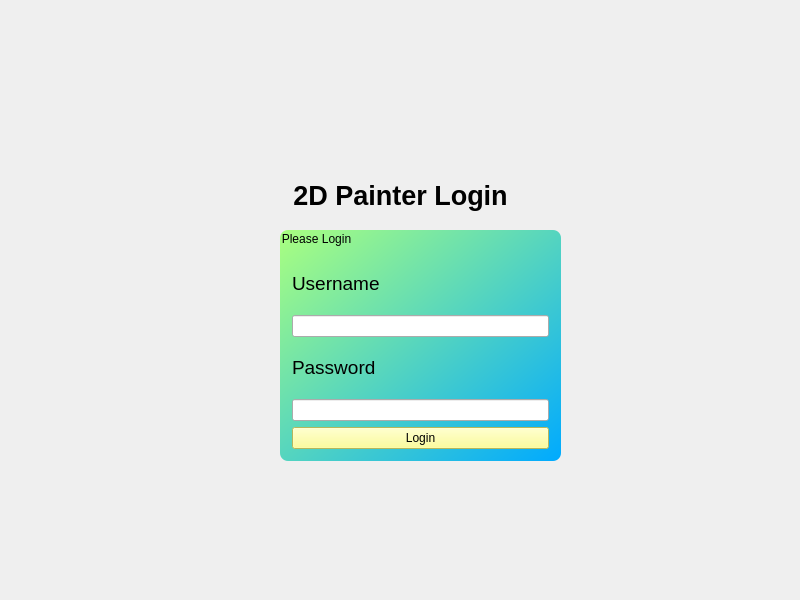
Before: the Qt Designer form LoginSystem/mainwindow.ui in larsonkyle/Class-Project-Assignment---2D-Graphics-Modeler-Inc., drawn with Qt 5.
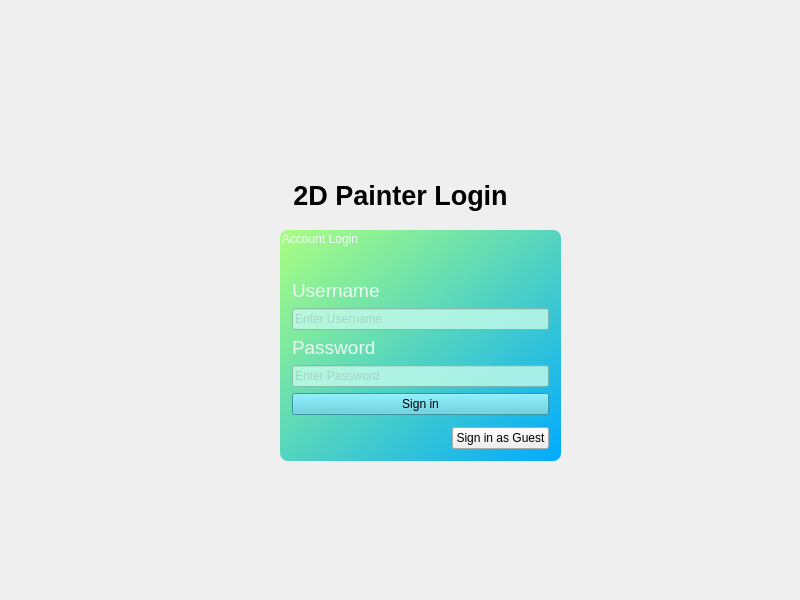
After: the same form once the commit is applied. Icons and pictures are not drawn.

Commit message:
Added guest sign-in functionality
Added guest sign in button and guest sign-on notification. Will later tie in the render area and tool access with guest/admin sign-on status.

```diff
--- a/LoginSystem/mainwindow.ui
+++ b/LoginSystem/mainwindow.ui
@@ -83,27 +83,45 @@
 
 
 font: 700 14pt &quot;Segoe UI&quot;;
-color: rgb(0, 0, 0);
+color: rgb(245, 255, 253);
 
 }</string>
     </property>
     <property name="title">
-     <string>Please Login</string>
+     <string>Account Login</string>
     </property>
     <layout class="QVBoxLayout" name="verticalLayout_3">
      <item>
       <layout class="QVBoxLayout" name="verticalLayout">
+       <item>
+        <spacer name="horizontalSpacer_2">
+         <property name="orientation">
+          <enum>Qt::Horizontal</enum>
+         </property>
+         <property name="sizeHint" stdset="0">
+          <size>
+           <width>40</width>
+           <height>20</height>
+          </size>
+         </property>
+        </spacer>
+       </item>
        <item>
         <widget class="QLabel" name="label_username">
          <property name="text">
-          <string>&lt;html&gt;&lt;head/&gt;&lt;body&gt;&lt;p/&gt;&lt;p&gt;&lt;span style=&quot; font-size:14pt; color:#000000;&quot;&gt;Username&lt;/span&gt;&lt;/p&gt;&lt;/body&gt;&lt;/html&gt;</string>
+          <string>&lt;html&gt;&lt;head/&gt;&lt;body&gt;&lt;p&gt;&lt;span style=&quot; font-size:14pt; color:#e9faf3;&quot;&gt;Username&lt;/span&gt;&lt;/p&gt;&lt;/body&gt;&lt;/html&gt;</string>
          </property>
         </widget>
        </item>
        <item>
         <widget class="QLineEdit" name="lineEdit_username">
          <property name="styleSheet">
-          <string notr="true">font: 14pt &quot;Segoe UI&quot;;</string>
+          <string notr="true">Background: rgba(195, 250, 234, 207);
+font: 14pt &quot;Segoe UI&quot;;
+color:rgba(115, 148, 139, 80)</string>
+         </property>
+         <property name="text">
+          <string>Enter Username</string>
          </property>
         </widget>
        </item>
@@ -114,29 +132,78 @@
        <item>
         <widget class="QLabel" name="label_password">
          <property name="text">
-          <string>&lt;html&gt;&lt;head/&gt;&lt;body&gt;&lt;p&gt;&lt;span style=&quot; font-size:14pt; color:#000000;&quot;&gt;Password&lt;/span&gt;&lt;/p&gt;&lt;/body&gt;&lt;/html&gt;</string>
+          <string>&lt;html&gt;&lt;head/&gt;&lt;body&gt;&lt;p&gt;&lt;span style=&quot; font-size:14pt; color:#e9faf3;&quot;&gt;Password&lt;/span&gt;&lt;/p&gt;&lt;/body&gt;&lt;/html&gt;</string>
          </property>
         </widget>
        </item>
        <item>
         <widget class="QLineEdit" name="lineEdit_password">
          <property name="styleSheet">
-          <string notr="true">font: 14pt &quot;Segoe UI&quot;;</string>
+          <string notr="true">Background: rgba(195, 250, 234, 207);
+font: 14pt &quot;Segoe UI&quot;;
+color:rgba(115, 148, 139, 80)</string>
+         </property>
+         <property name="text">
+          <string>Enter Password</string>
          </property>
         </widget>
        </item>
       </layout>
      </item>
      <item>
-      <widget class="QPushButton" name="Loginbutton">
-       <property name="styleSheet">
-        <string notr="true">background:rgb(255, 255, 127);
+      <layout class="QVBoxLayout" name="verticalLayout_4">
+       <item>
+        <widget class="QPushButton" name="Loginbutton">
+         <property name="styleSheet">
+          <string notr="true">Background:rgb(80, 204, 221);
 font: 700 14pt &quot;Segoe UI&quot;;</string>
-       </property>
-       <property name="text">
-        <string>Login</string>
-       </property>
-      </widget>
+         </property>
+         <property name="text">
+          <string>Sign in</string>
+         </property>
+        </widget>
+       </item>
+       <item>
+        <spacer name="verticalSpacer">
+         <property name="orientation">
+          <enum>Qt::Vertical</enum>
+         </property>
+         <property name="sizeHint" stdset="0">
+          <size>
+           <width>20</width>
+           <height>40</height>
+          </size>
+         </property>
+        </spacer>
+       </item>
+       <item>
+        <layout class="QHBoxLayout" name="horizontalLayout_5">
+         <item>
+          <spacer name="horizontalSpacer">
+           <property name="orientation">
+            <enum>Qt::Horizontal</enum>
+           </property>
+           <property name="sizeHint" stdset="0">
+            <size>
+             <width>40</width>
+             <height>20</height>
+            </size>
+           </property>
+          </spacer>
+         </item>
+         <item>
+          <widget class="QPushButton" name="pushButton_Guest_Sign_in">
+           <property name="styleSheet">
+            <string notr="true"/>
+           </property>
+           <property name="text">
+            <string>Sign in as Guest</string>
+           </property>
+          </widget>
+         </item>
+        </layout>
+       </item>
+      </layout>
      </item>
     </layout>
    </widget>
```
The commit also changes 2 other files.
